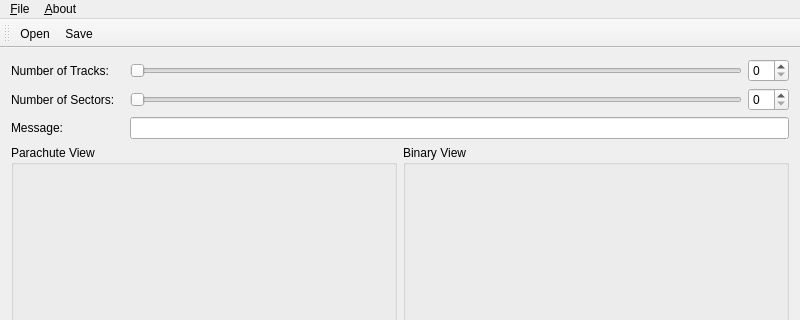
Above: mainwindow.ui from NassimEzz/QT_interface_graphique before the change; both pictures show x 0 to 800 and y 0 to 320 of the 800 by 600 pixel window. Below: the same form after it.
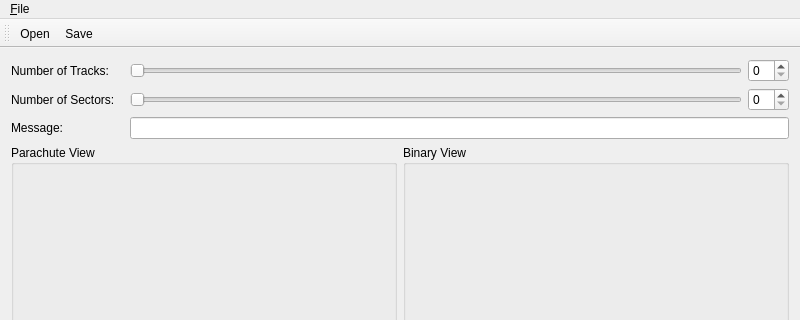
That is the form after the change. Icons and pictures are not drawn. Custom widgets are drawn as their Qt base class.

Commit message: Replace about QMenu by QAction.

Patch:
```diff
--- a/mainwindow.ui
+++ b/mainwindow.ui
@@ -230,13 +230,7 @@
     <addaction name="separator"/>
     <addaction name="actionQuit"/>
    </widget>
-   <widget class="QMenu" name="menuAbout">
-    <property name="title">
-     <string>&amp;About</string>
-    </property>
-   </widget>
    <addaction name="menuFile"/>
-   <addaction name="menuAbout"/>
   </widget>
   <widget class="QToolBar" name="mainToolBar">
    <attribute name="toolBarArea">
```
Left out of the diff: 5 changed lines with no effect on the pictures. The commit also changes 1 other file.
